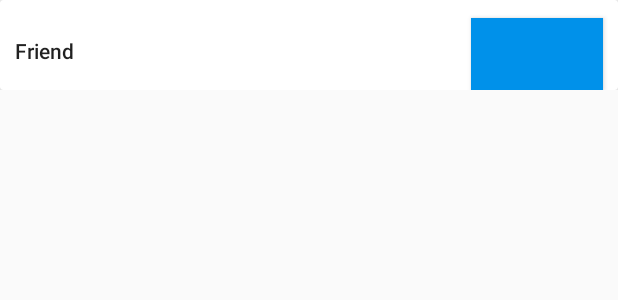
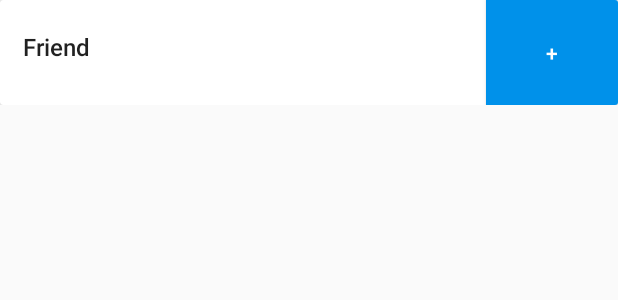
Before and after one commit to galqayeva/Android-GMv1, an Android app: the layout listview.xml on its own in the app's theme, with its tools: preview values and no code run, on a phone screen of 412 x 824 dp. Shown: the top 300 px of the screen. Run offline under Robolectric (Android 15) with nearby library versions, the phone set to English and light mode, and no system bars; network calls fail.

Commit message:
Layout updated

```diff
--- a/app/src/main/res/layout/listview.xml
+++ b/app/src/main/res/layout/listview.xml
@@ -3,12 +3,13 @@
     xmlns:tools="http://schemas.android.com/tools"
     android:orientation="vertical" android:layout_width="match_parent"
     android:layout_height="wrap_content">
+
     <android.support.v7.widget.CardView
 
         android:layout_width="match_parent"
         android:layout_height="wrap_content">
 
-        <LinearLayout
+        <RelativeLayout
             android:id="@+id/linearLayout"
             android:layout_width="match_parent"
             android:layout_height="wrap_content">
@@ -16,31 +17,29 @@
             <TextView
                 android:id="@+id/restaurantName"
                 android:layout_width="wrap_content"
-                android:layout_height="wrap_content"
+                android:layout_height="20dp"
+                android:layout_marginLeft="15dp"
+                android:layout_marginTop="20dp"
                 android:layout_weight=".50"
                 android:text="Friend"
-                android:layout_marginTop="10dp"
-                android:layout_marginBottom="10dp"
-                android:layout_marginLeft="10dp"
-                android:textAppearance="@style/TextAppearance.AppCompat.Body2" />
+                android:textAppearance="@style/TextAppearance.AppCompat.Body2"
+                android:textSize="16dp" />
 
             <Button
                 android:id="@+id/addButton"
                 android:layout_width="wrap_content"
-                android:layout_height="wrap_content"
-                android:width="15dp"
-                android:layout_marginRight="10dp"
-                android:layout_marginTop="12dp"
+                android:layout_height="70dp"
+                android:layout_alignParentEnd="true"
+                android:layout_alignParentRight="true"
+                android:layout_alignParentTop="true"
                 android:background="#0091EA"
                 android:textColor="@color/colorButtonTextColor"
-                android:textAppearance="@style/TextAppearance.AppCompat.Body2"
-                />
+                tools:text="+" />
 
 
-        </LinearLayout>
+        </RelativeLayout>
 
     </android.support.v7.widget.CardView>
 
 
-
 </LinearLayout>
```
Also changed, not shown: app/src/main/java/com/example/telim2/gmv1/Utils/MyAdapter.java (+5 -4 lines), app/src/main/res/drawable/buttonshape.xml (added, +28 -0 lines).
